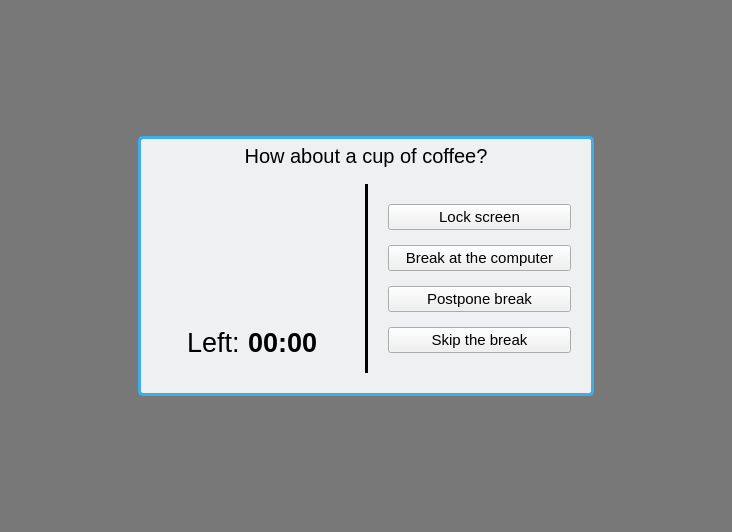
This is src/ui/forms/break_screen.ui in Aksem/KoffeeBreak as Qt 5 draws it before an edit. The edited form follows.
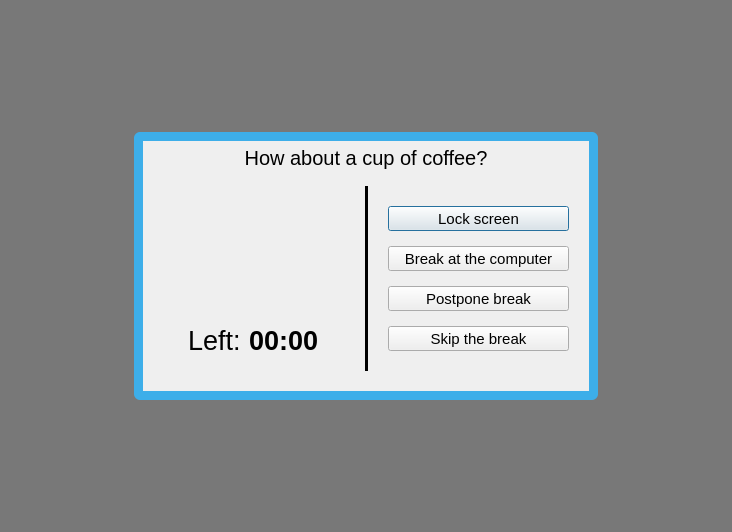
This is the edited form. Icons and pictures are not drawn.

The edit to the form file:
```diff
--- a/src/ui/forms/break_screen.ui
+++ b/src/ui/forms/break_screen.ui
@@ -17,7 +17,10 @@
    <iconset theme="koffeebreak">
     <normaloff>.</normaloff>.</iconset>
   </property>
-  <layout class="QVBoxLayout" name="verticalLayout_4">
+  <property name="autoFillBackground">
+   <bool>false</bool>
+  </property>
+  <layout class="QHBoxLayout" name="horizontalLayout_2">
    <property name="spacing">
     <number>0</number>
    </property>
@@ -35,25 +38,15 @@
    </property>
    <item>
     <widget class="QWidget" name="widget" native="true">
+     <property name="autoFillBackground">
+      <bool>false</bool>
+     </property>
      <property name="styleSheet">
-      <string notr="true">background-color: rgba(0, 0, 0, 127);</string>
+      <string notr="true">#widget{
+	background-color: rgb(0,0,0,127);
+}</string>
      </property>
-     <layout class="QHBoxLayout" name="horizontalLayout_2" stretch="1,0,1">
-      <property name="spacing">
-       <number>0</number>
-      </property>
-      <property name="leftMargin">
-       <number>0</number>
-      </property>
-      <property name="topMargin">
-       <number>0</number>
-      </property>
-      <property name="rightMargin">
-       <number>0</number>
-      </property>
-      <property name="bottomMargin">
-       <number>0</number>
-      </property>
+     <layout class="QHBoxLayout" name="horizontalLayout_4">
       <item>
        <spacer name="horizontalSpacer">
         <property name="orientation">
@@ -61,14 +54,14 @@
         </property>
         <property name="sizeHint" stdset="0">
          <size>
-          <width>100</width>
-          <height>17</height>
+          <width>108</width>
+          <height>14</height>
          </size>
         </property>
        </spacer>
       </item>
       <item>
-       <layout class="QVBoxLayout" name="verticalLayout_3" stretch="1,0,1">
+       <layout class="QVBoxLayout" name="verticalLayout_3">
         <item>
          <spacer name="verticalSpacer">
           <property name="orientation">
@@ -84,25 +77,39 @@
         </item>
         <item>
          <widget class="QFrame" name="mainFrame">
-          <property name="autoFillBackground">
+          <property name="styleSheet">
+           <string notr="true">#mainFrame{
+	background-color: #3daee9;
+	padding: -2px;
+	border-radius: 6px;
+}</string>
+          </property>
+          <property name="frameShape">
+           <enum>QFrame::Box</enum>
+          </property>
+          <property name="frameShadow">
+           <enum>QFrame::Raised</enum>
+          </property>
+          <property name="lineWidth">
+           <number>0</number>
+          </property>
+          <layout class="QVBoxLayout" name="verticalLayout_4">
+           <item>
+            <widget class="QWidget" name="mainWidget" native="true">
+             <property name="mouseTracking">
            <bool>false</bool>
           </property>
+             <property name="autoFillBackground">
+              <bool>true</bool>
+             </property>
           <property name="styleSheet">
            <string notr="true">#mainFrame {
-	border: 3px solid #3daee9;
-	border-radius: 5px;
-	background-color: #EFF0F1;
+	border-width: 3px;
+	border-color: #3daee9;
+	/*border-style: solid;*/
+	/*background-color: #EFF0F1;*/
 }</string>
           </property>
-          <property name="frameShape">
-           <enum>QFrame::StyledPanel</enum>
-          </property>
-          <property name="frameShadow">
-           <enum>QFrame::Plain</enum>
-          </property>
-          <property name="lineWidth">
-           <number>3</number>
-          </property>
           <layout class="QVBoxLayout" name="verticalLayout_5">
            <property name="leftMargin">
             <number>20</number>
@@ -124,10 +131,10 @@
               </font>
              </property>
              <property name="autoFillBackground">
-              <bool>false</bool>
+                 <bool>true</bool>
              </property>
              <property name="styleSheet">
-              <string notr="true">background-color: #EFF0F1;</string>
+                 <string notr="true"/>
              </property>
              <property name="text">
               <string>How about a cup of coffee?</string>
@@ -165,10 +172,10 @@
                   <enum>Qt::LeftToRight</enum>
                  </property>
                  <property name="autoFillBackground">
-                  <bool>false</bool>
+                     <bool>true</bool>
                  </property>
                  <property name="styleSheet">
-                  <string notr="true">background-color: rgb(239, 240, 241);</string>
+                     <string notr="true"/>
                  </property>
                  <property name="frameShape">
                   <enum>QFrame::NoFrame</enum>
@@ -228,10 +235,10 @@
                     </font>
                    </property>
                    <property name="autoFillBackground">
-                    <bool>false</bool>
+                       <bool>true</bool>
                    </property>
                    <property name="styleSheet">
-                    <string>background-color: #EFF0F1;</string>
+                       <string notr="true"/>
                    </property>
                    <property name="text">
                     <string>Left: </string>
@@ -248,10 +255,10 @@
                     </font>
                    </property>
                    <property name="autoFillBackground">
-                    <bool>false</bool>
+                       <bool>true</bool>
                    </property>
                    <property name="styleSheet">
-                    <string>background-color: #EFF0F1;</string>
+                       <string notr="true"/>
                    </property>
                    <property name="text">
                     <string>00:00</string>
@@ -284,10 +291,10 @@
                 <enum>Qt::NonModal</enum>
                </property>
                <property name="autoFillBackground">
-                <bool>false</bool>
+                   <bool>true</bool>
                </property>
                <property name="styleSheet">
-                <string notr="true">background-color: #EFF0F1;</string>
+                   <string notr="true"/>
                </property>
                <property name="frameShadow">
                 <enum>QFrame::Plain</enum>
@@ -330,10 +337,10 @@
                   <cursorShape>ArrowCursor</cursorShape>
                  </property>
                  <property name="autoFillBackground">
-                  <bool>false</bool>
+                     <bool>true</bool>
                  </property>
                  <property name="styleSheet">
-                  <string notr="true">background-color: #EFF0F1;</string>
+                     <string notr="true"/>
                  </property>
                  <property name="text">
                   <string>Lock screen</string>
@@ -344,6 +351,9 @@
                    <height>16</height>
                   </size>
                  </property>
+                    <property name="default">
+                     <bool>true</bool>
+                    </property>
                  <property name="flat">
                   <bool>false</bool>
                  </property>
@@ -362,10 +372,10 @@
                   <cursorShape>ArrowCursor</cursorShape>
                  </property>
                  <property name="autoFillBackground">
-                  <bool>false</bool>
+                     <bool>true</bool>
                  </property>
                  <property name="styleSheet">
-                  <string notr="true">background-color: #EFF0F1;</string>
+                     <string notr="true"/>
                  </property>
                  <property name="text">
                   <string>Break at the computer</string>
@@ -394,10 +404,10 @@
                   <cursorShape>ArrowCursor</cursorShape>
                  </property>
                  <property name="autoFillBackground">
-                  <bool>false</bool>
+                     <bool>true</bool>
                  </property>
                  <property name="styleSheet">
-                  <string notr="true">background-color: #EFF0F1;</string>
+                     <string notr="true"/>
                  </property>
                  <property name="text">
                   <string>Postpone break</string>
@@ -426,10 +436,10 @@
                   <cursorShape>ArrowCursor</cursorShape>
                  </property>
                  <property name="autoFillBackground">
-                  <bool>false</bool>
+                     <bool>true</bool>
                  </property>
                  <property name="styleSheet">
-                  <string notr="true">background-color: #EFF0F1;</string>
+                     <string notr="true"/>
                  </property>
                  <property name="text">
                   <string>Skip the break</string>
@@ -452,6 +462,9 @@
           </layout>
          </widget>
         </item>
+          </layout>
+         </widget>
+        </item>
         <item>
          <spacer name="verticalSpacer_2">
           <property name="orientation">
@@ -474,8 +487,8 @@
         </property>
         <property name="sizeHint" stdset="0">
          <size>
-          <width>17</width>
-          <height>17</height>
+          <width>107</width>
+          <height>14</height>
          </size>
         </property>
        </spacer>
```
Left out of the diff: 10 changed lines with no effect on the pictures. Lines whose indentation alone changed are shown as unchanged.
